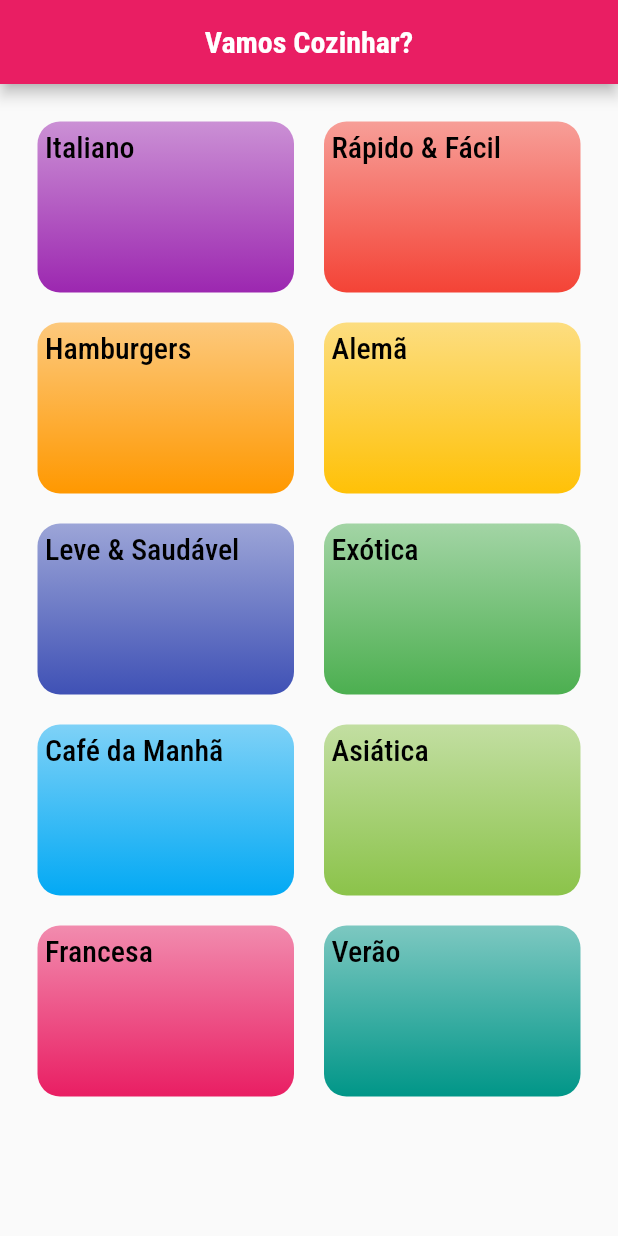
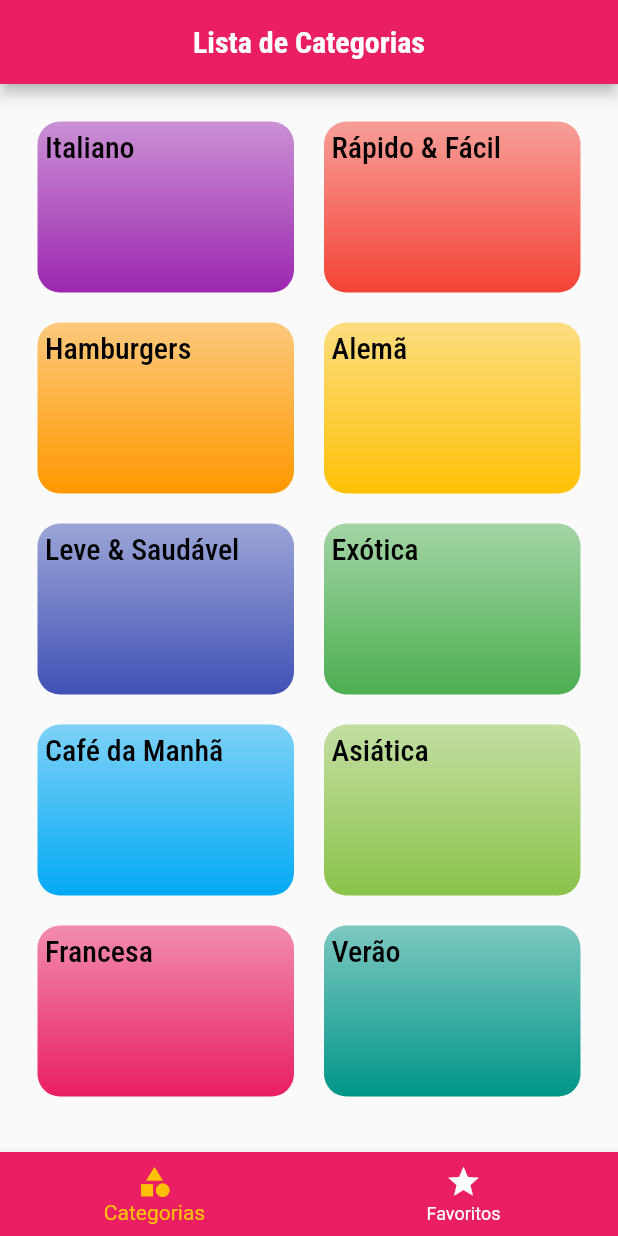
Before and after one commit to Jaceguai/receitas_projeto, a Flutter app: the screen it shows after launch, on a phone screen of 412 x 824 dp. Run offline on Flutter 3.47's test engine with Material 2 defaults, Android fonts, the phone set to English and light mode, and no system bars.

Commit message:
Add, Tabs "Categorias" e "Favoritos".

```diff
--- a/lib/main.dart
+++ b/lib/main.dart
@@ -1,9 +1,9 @@
-
 import 'package:flutter/material.dart';
 import 'package:projeto_receitas/screens/categories_meals_screen.dart';
 import 'package:projeto_receitas/screens/categories_screen.dart';
 import 'package:projeto_receitas/screens/meal_detail_screen.dart';
 import 'utils/app_routes.dart';
+import "./screens/tabs_screen.dart";
 
 void main() => runApp(const MyApp());
 
@@ -33,13 +33,11 @@ class MyApp extends StatelessWidget {
           ),
         ),
       ),
-
       routes: {
-        AppRoutes.HOME:(ctx)=> const CategoriesScreen(),
-        AppRoutes.CATEGORIES_MEALS:(ctx)=> const CategoriesMealsScreen(),
-        AppRoutes.MEALS_DETAIL:(ctx)=> const MealDetailSreen(),
+        AppRoutes.HOME: (ctx) => const TabsScreen(),
+        AppRoutes.CATEGORIES_MEALS: (ctx) => const CategoriesMealsScreen(),
+        AppRoutes.MEALS_DETAIL: (ctx) => const MealDetailSreen(),
       },
-
     );
   }
 }
--- a/lib/screens/categories_screen.dart
+++ b/lib/screens/categories_screen.dart
@@ -7,12 +7,7 @@ class CategoriesScreen extends StatelessWidget {
 
   @override
   Widget build(BuildContext context) {
-    return Scaffold(
-      appBar: AppBar(
-        centerTitle: true,
-        title: const Text("Vamos Cozinhar?"),
-      ),
-      body: GridView(
+    return  GridView(
         padding: const EdgeInsets.all(25),
         gridDelegate: const SliverGridDelegateWithMaxCrossAxisExtent(
             maxCrossAxisExtent: 200,
@@ -24,7 +19,7 @@ class CategoriesScreen extends StatelessWidget {
             category: cat,
           );
         }).toList(),
-      ),
-    );
+      );
+
   }
 }
--- /dev/null
+++ b/lib/screens/favorite_screen.dart
@@ -0,0 +1,13 @@
+
+import 'package:flutter/material.dart';
+
+
+class FavoriteScreen extends StatelessWidget {
+  const FavoriteScreen({Key? key}) : super(key: key);
+
+  @override
+  Widget build(BuildContext context) {
+    return Center(child: Text(""),);
+
+  }
+}
--- /dev/null
+++ b/lib/screens/tabs_screen.dart
@@ -0,0 +1,59 @@
+import 'package:flutter/material.dart';
+import 'package:projeto_receitas/screens/categories_screen.dart';
+import "categories_meals_screen.dart";
+import "favorite_screen.dart";
+
+class TabsScreen extends StatefulWidget {
+  const TabsScreen({Key? key}) : super(key: key);
+
+  @override
+  State<TabsScreen> createState() => _TabsScreenState();
+}
+
+class _TabsScreenState extends State<TabsScreen> {
+  int _selectedScreenIndex = 0;
+  final List<Widget> _screens = [
+    CategoriesScreen(),
+    FavoriteScreen(),
+  ];
+
+  final List<String> _titles = [
+    "Lista de Categorias",
+    "Meus Favoritos",
+  ];
+
+  _selectScreen(int index) {
+    setState(() {
+      _selectedScreenIndex = index;
+    });
+  }
+
+  @override
+  Widget build(BuildContext context) {
+    return Scaffold(
+      appBar: AppBar(
+        centerTitle: true,
+        title:  Text(_titles[_selectedScreenIndex]),
+      ),
+      body: _screens[_selectedScreenIndex],
+      bottomNavigationBar: BottomNavigationBar(
+        elevation: 5,
+        onTap: _selectScreen,
+        backgroundColor: Theme.of(context).colorScheme.primary,
+        unselectedItemColor: Colors.white,
+        selectedItemColor: Theme.of(context).colorScheme.secondary,
+        currentIndex: _selectedScreenIndex,
+        items: const [
+          BottomNavigationBarItem(
+            icon: Icon(Icons.category),
+            label: "Categorias",
+          ),
+          BottomNavigationBarItem(
+            icon: Icon(Icons.star),
+            label: "Favoritos",
+          ),
+        ],
+      ),
+    );
+  }
+}
```
